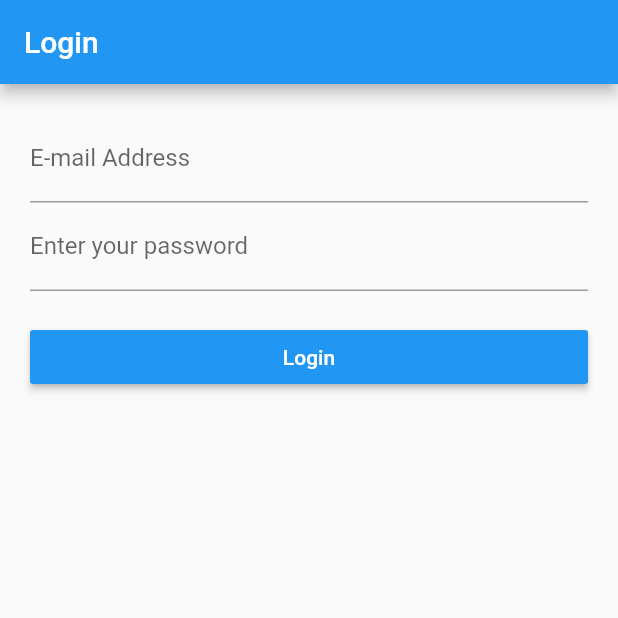
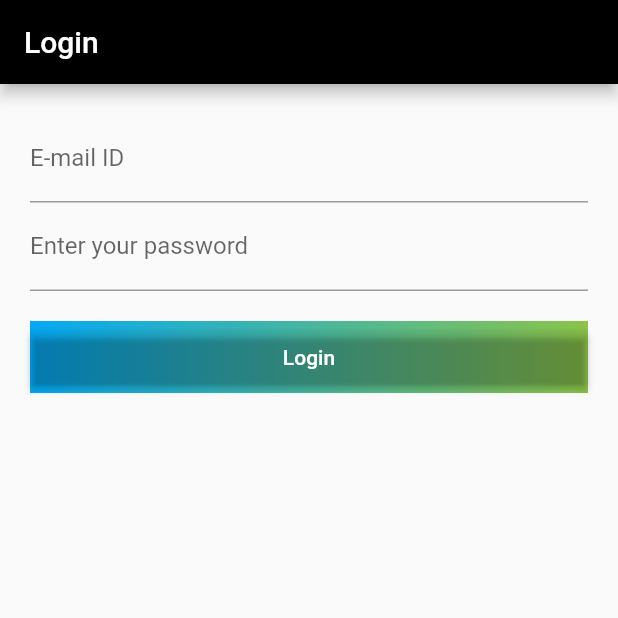
Before and after one commit to mihir2510/Fluter_AC, a Flutter app: the screen it shows after launch, on a phone screen of 412 x 824 dp, the top half of it. Run offline on Flutter 3.47's test engine with Material 2 defaults, Android fonts, the phone set to English and light mode, and no system bars.

Commit message:
Gradients added to Form

```diff
--- a/form/lib/main.dart
+++ b/form/lib/main.dart
@@ -26,6 +26,7 @@ class _LoginPageState extends State<LoginPage> {
     return new Scaffold(
       appBar: new AppBar(
         title: new Text('Login'),
+        backgroundColor: Colors.black,
       ),
       body: new Container(
         padding: new EdgeInsets.all(20.0),
@@ -37,7 +38,7 @@ class _LoginPageState extends State<LoginPage> {
                 keyboardType: TextInputType.emailAddress, // Use email input type for emails.
                 decoration: new InputDecoration(
                   hintText: 'you@example.com',
-                  labelText: 'E-mail Address'
+                  labelText: 'E-mail ID'
                 )
               ),
               new TextFormField(
@@ -48,6 +49,13 @@ class _LoginPageState extends State<LoginPage> {
                 )
               ),
               new Container(
+                decoration: BoxDecoration(
+                  gradient: LinearGradient(
+                    begin: Alignment.centerLeft,
+                    end: Alignment.centerRight,
+                    colors: [Colors.lightBlue, Colors.lightGreen]
+                  )
+                ),
                 width: screenSize.width,
                 child: new RaisedButton(
                   child: new Text(
@@ -57,7 +65,7 @@ class _LoginPageState extends State<LoginPage> {
                     ),
                   ),
                   onPressed: () => null,
-                  color: Colors.blue,
+                  color: Colors.transparent,
                 ),
                 margin: new EdgeInsets.only(
                   top: 20.0
```
